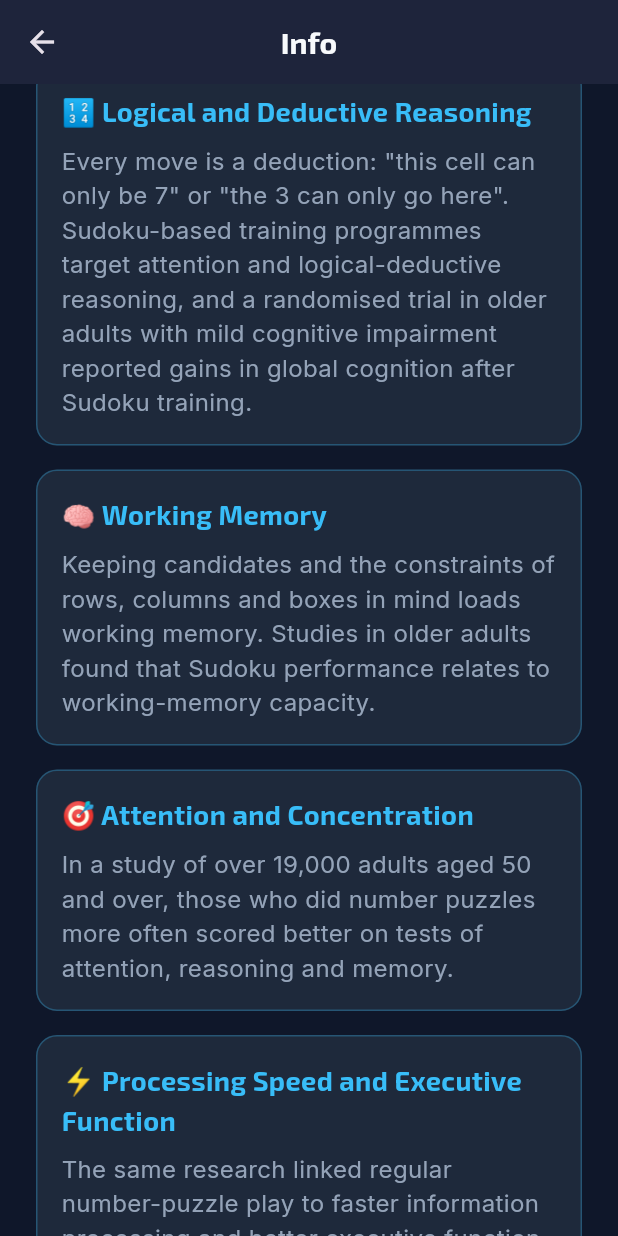
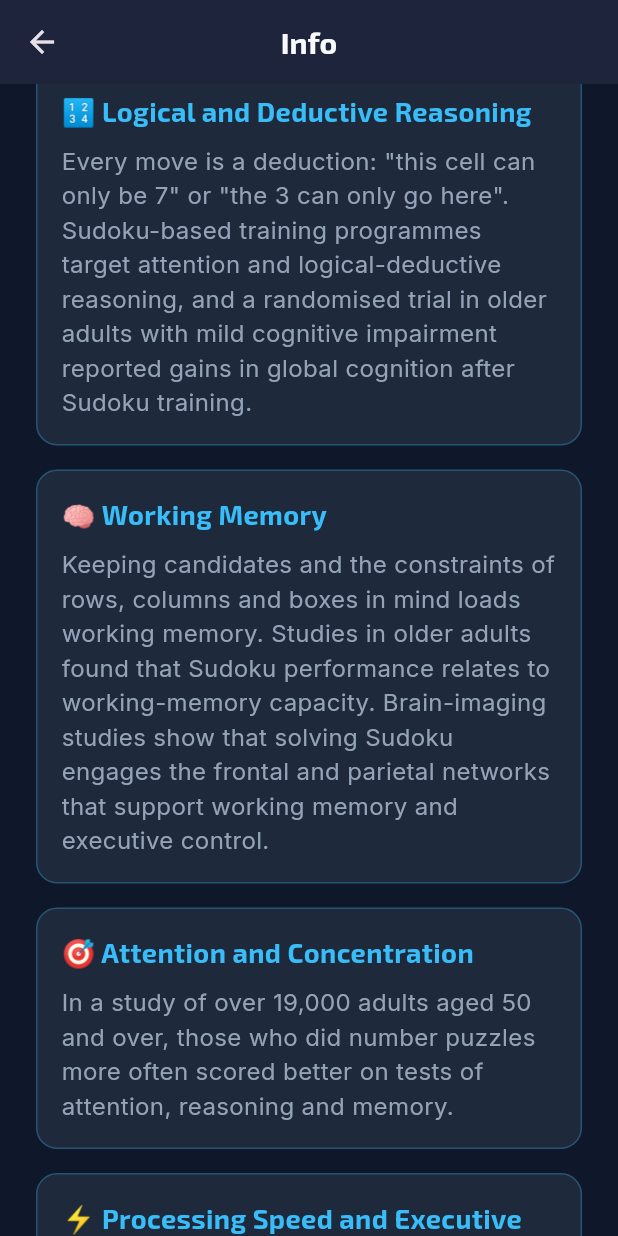
Before and after one commit to pjbelo/sudoku_sagax, a Flutter app: the InfoScreen screen opened directly, scrolled down 576 dp, on a phone screen of 412 x 824 dp. Run offline on Flutter 3.47's test engine with Material 3 defaults, Android fonts, the light colour scheme and no system bars; our stand-ins replace audioplayers, firebase_analytics, firebase_core, firebase_crashlytics, google_fonts, shared_preferences; accounts and stored records are empty.

Commit message:
update research

```diff
--- a/lib/l10n/app_de.arb
+++ b/lib/l10n/app_de.arb
@@ -70,7 +70,7 @@
   "benefit1Title": "🔢 Logisches und Deduktives Denken",
   "benefit1Desc": "Jeder Zug ist eine Schlussfolgerung: „Dieses Feld kann nur eine 7 sein“ oder „Die 3 kann nur hierhin“. Sudoku-basierte Trainingsprogramme zielen auf Aufmerksamkeit und logisch-deduktives Denken, und eine randomisierte Studie mit älteren Menschen mit leichter kognitiver Beeinträchtigung berichtete nach dem Sudoku-Training über Verbesserungen der allgemeinen Kognition.",
   "benefit2Title": "🧠 Arbeitsgedächtnis",
-  "benefit2Desc": "Kandidaten und die Regeln von Zeilen, Spalten und Blöcken im Kopf zu behalten, beansprucht das Arbeitsgedächtnis. Studien mit älteren Erwachsenen zeigten, dass die Sudoku-Leistung mit der Kapazität des Arbeitsgedächtnisses zusammenhängt.",
+  "benefit2Desc": "Kandidaten und die Regeln von Zeilen, Spalten und Blöcken im Kopf zu behalten, beansprucht das Arbeitsgedächtnis. Studien mit älteren Erwachsenen zeigten, dass die Sudoku-Leistung mit der Kapazität des Arbeitsgedächtnisses zusammenhängt. Studien mit bildgebenden Verfahren zeigen, dass das Lösen von Sudoku frontale und parietale Hirnnetzwerke aktiviert, die Arbeitsgedächtnis und exekutive Kontrolle unterstützen.",
   "benefit3Title": "🎯 Aufmerksamkeit und Konzentration",
   "benefit3Desc": "In einer Studie mit über 19.000 Erwachsenen ab 50 Jahren schnitten diejenigen, die häufiger Zahlenrätsel lösten, bei Tests zu Aufmerksamkeit, logischem Denken und Gedächtnis besser ab.",
   "benefit4Title": "⚡ Verarbeitungsgeschwindigkeit und Exekutive Funktionen",
--- a/lib/l10n/app_en.arb
+++ b/lib/l10n/app_en.arb
@@ -110,7 +110,7 @@
   "benefit1Title": "🔢 Logical and Deductive Reasoning",
   "benefit1Desc": "Every move is a deduction: \"this cell can only be 7\" or \"the 3 can only go here\". Sudoku-based training programmes target attention and logical-deductive reasoning, and a randomised trial in older adults with mild cognitive impairment reported gains in global cognition after Sudoku training.",
   "benefit2Title": "🧠 Working Memory",
-  "benefit2Desc": "Keeping candidates and the constraints of rows, columns and boxes in mind loads working memory. Studies in older adults found that Sudoku performance relates to working-memory capacity.",
+  "benefit2Desc": "Keeping candidates and the constraints of rows, columns and boxes in mind loads working memory. Studies in older adults found that Sudoku performance relates to working-memory capacity. Brain-imaging studies show that solving Sudoku engages the frontal and parietal networks that support working memory and executive control.",
   "benefit3Title": "🎯 Attention and Concentration",
   "benefit3Desc": "In a study of over 19,000 adults aged 50 and over, those who did number puzzles more often scored better on tests of attention, reasoning and memory.",
   "benefit4Title": "⚡ Processing Speed and Executive Function",
--- a/lib/l10n/app_es.arb
+++ b/lib/l10n/app_es.arb
@@ -70,7 +70,7 @@
   "benefit1Title": "🔢 Razonamiento Lógico y Deductivo",
   "benefit1Desc": "Cada jugada es una deducción: \"esta celda solo puede ser un 7\" o \"el 3 solo puede ir aquí\". Los programas de entrenamiento basados en Sudoku trabajan la atención y el razonamiento lógico-deductivo, y un ensayo aleatorizado con personas mayores con deterioro cognitivo leve registró mejoras en la cognición global tras entrenar con Sudoku.",
   "benefit2Title": "🧠 Memoria de Trabajo",
-  "benefit2Desc": "Tener presentes los candidatos y las reglas de filas, columnas y cajas exige memoria de trabajo. Estudios con adultos mayores mostraron que el rendimiento en Sudoku está relacionado con la capacidad de la memoria de trabajo.",
+  "benefit2Desc": "Tener presentes los candidatos y las reglas de filas, columnas y cajas exige memoria de trabajo. Estudios con adultos mayores mostraron que el rendimiento en Sudoku está relacionado con la capacidad de la memoria de trabajo. Estudios de neuroimagen muestran que resolver un Sudoku activa las redes frontales y parietales que sostienen la memoria de trabajo y el control ejecutivo.",
   "benefit3Title": "🎯 Atención y Concentración",
   "benefit3Desc": "En un estudio con más de 19 000 adultos de 50 años o más, quienes hacían puzles numéricos con más frecuencia obtuvieron mejores resultados en pruebas de atención, razonamiento y memoria.",
   "benefit4Title": "⚡ Velocidad de Procesamiento y Funciones Ejecutivas",
--- a/lib/l10n/app_fr.arb
+++ b/lib/l10n/app_fr.arb
@@ -70,7 +70,7 @@
   "benefit1Title": "🔢 Raisonnement Logique et Déductif",
   "benefit1Desc": "Chaque coup est une déduction : « cette case ne peut être qu'un 7 » ou « le 3 ne peut aller qu'ici ». Les programmes d'entraînement basés sur le Sudoku ciblent l'attention et le raisonnement logico-déductif, et un essai randomisé chez des personnes âgées présentant un trouble cognitif léger a rapporté des progrès de la cognition globale après un entraînement au Sudoku.",
   "benefit2Title": "🧠 Mémoire de Travail",
-  "benefit2Desc": "Garder en tête les candidats et les contraintes des lignes, colonnes et carrés sollicite la mémoire de travail. Des études chez des adultes âgés ont montré que la performance au Sudoku est liée à la capacité de la mémoire de travail.",
+  "benefit2Desc": "Garder en tête les candidats et les contraintes des lignes, colonnes et carrés sollicite la mémoire de travail. Des études chez des adultes âgés ont montré que la performance au Sudoku est liée à la capacité de la mémoire de travail. Des études d'imagerie cérébrale montrent que résoudre un Sudoku active les réseaux frontaux et pariétaux qui soutiennent la mémoire de travail et le contrôle exécutif.",
   "benefit3Title": "🎯 Attention et Concentration",
   "benefit3Desc": "Dans une étude portant sur plus de 19 000 adultes de 50 ans et plus, ceux qui faisaient le plus souvent des casse-têtes numériques obtenaient de meilleurs résultats aux tests d'attention, de raisonnement et de mémoire.",
   "benefit4Title": "⚡ Vitesse de Traitement et Fonctions Exécutives",
--- a/lib/l10n/app_localizations.dart
+++ b/lib/l10n/app_localizations.dart
@@ -527,7 +527,7 @@ abstract class AppLocalizations {
   /// No description provided for @benefit2Desc.
   ///
   /// In en, this message translates to:
-  /// **'Keeping candidates and the constraints of rows, columns and boxes in mind loads working memory. Studies in older adults found that Sudoku performance relates to working-memory capacity.'**
+  /// **'Keeping candidates and the constraints of rows, columns and boxes in mind loads working memory. Studies in older adults found that Sudoku performance relates to working-memory capacity. Brain-imaging studies show that solving Sudoku engages the frontal and parietal networks that support working memory and executive control.'**
   String get benefit2Desc;
 
   /// No description provided for @benefit3Title.
--- a/lib/l10n/app_localizations_de.dart
+++ b/lib/l10n/app_localizations_de.dart
@@ -243,7 +243,7 @@ class AppLocalizationsDe extends AppLocalizations {
 
   @override
   String get benefit2Desc =>
-      'Kandidaten und die Regeln von Zeilen, Spalten und Blöcken im Kopf zu behalten, beansprucht das Arbeitsgedächtnis. Studien mit älteren Erwachsenen zeigten, dass die Sudoku-Leistung mit der Kapazität des Arbeitsgedächtnisses zusammenhängt.';
+      'Kandidaten und die Regeln von Zeilen, Spalten und Blöcken im Kopf zu behalten, beansprucht das Arbeitsgedächtnis. Studien mit älteren Erwachsenen zeigten, dass die Sudoku-Leistung mit der Kapazität des Arbeitsgedächtnisses zusammenhängt. Studien mit bildgebenden Verfahren zeigen, dass das Lösen von Sudoku frontale und parietale Hirnnetzwerke aktiviert, die Arbeitsgedächtnis und exekutive Kontrolle unterstützen.';
 
   @override
   String get benefit3Title => '🎯 Aufmerksamkeit und Konzentration';
--- a/lib/l10n/app_localizations_en.dart
+++ b/lib/l10n/app_localizations_en.dart
@@ -241,7 +241,7 @@ class AppLocalizationsEn extends AppLocalizations {
 
   @override
   String get benefit2Desc =>
-      'Keeping candidates and the constraints of rows, columns and boxes in mind loads working memory. Studies in older adults found that Sudoku performance relates to working-memory capacity.';
+      'Keeping candidates and the constraints of rows, columns and boxes in mind loads working memory. Studies in older adults found that Sudoku performance relates to working-memory capacity. Brain-imaging studies show that solving Sudoku engages the frontal and parietal networks that support working memory and executive control.';
 
   @override
   String get benefit3Title => '🎯 Attention and Concentration';
--- a/lib/l10n/app_localizations_es.dart
+++ b/lib/l10n/app_localizations_es.dart
@@ -243,7 +243,7 @@ class AppLocalizationsEs extends AppLocalizations {
 
   @override
   String get benefit2Desc =>
-      'Tener presentes los candidatos y las reglas de filas, columnas y cajas exige memoria de trabajo. Estudios con adultos mayores mostraron que el rendimiento en Sudoku está relacionado con la capacidad de la memoria de trabajo.';
+      'Tener presentes los candidatos y las reglas de filas, columnas y cajas exige memoria de trabajo. Estudios con adultos mayores mostraron que el rendimiento en Sudoku está relacionado con la capacidad de la memoria de trabajo. Estudios de neuroimagen muestran que resolver un Sudoku activa las redes frontales y parietales que sostienen la memoria de trabajo y el control ejecutivo.';
 
   @override
   String get benefit3Title => '🎯 Atención y Concentración';
--- a/lib/l10n/app_localizations_fr.dart
+++ b/lib/l10n/app_localizations_fr.dart
@@ -246,7 +246,7 @@ class AppLocalizationsFr extends AppLocalizations {
 
   @override
   String get benefit2Desc =>
-      'Garder en tête les candidats et les contraintes des lignes, colonnes et carrés sollicite la mémoire de travail. Des études chez des adultes âgés ont montré que la performance au Sudoku est liée à la capacité de la mémoire de travail.';
+      'Garder en tête les candidats et les contraintes des lignes, colonnes et carrés sollicite la mémoire de travail. Des études chez des adultes âgés ont montré que la performance au Sudoku est liée à la capacité de la mémoire de travail. Des études d\'imagerie cérébrale montrent que résoudre un Sudoku active les réseaux frontaux et pariétaux qui soutiennent la mémoire de travail et le contrôle exécutif.';
 
   @override
   String get benefit3Title => '🎯 Attention et Concentration';
--- a/lib/l10n/app_localizations_pt.dart
+++ b/lib/l10n/app_localizations_pt.dart
@@ -242,7 +242,7 @@ class AppLocalizationsPt extends AppLocalizations {
 
   @override
   String get benefit2Desc =>
-      'Manter em mente os candidatos e as regras de linhas, colunas e quadrados exige memória de trabalho. Estudos com adultos mais velhos mostraram que o desempenho no Sudoku está relacionado com a capacidade da memória de trabalho.';
+      'Manter em mente os candidatos e as regras de linhas, colunas e quadrados exige memória de trabalho. Estudos com adultos mais velhos mostraram que o desempenho no Sudoku está relacionado com a capacidade da memória de trabalho. Estudos de imagiologia cerebral mostram que resolver Sudoku ativa as redes frontais e parietais que suportam a memória de trabalho e o controlo executivo.';
 
   @override
   String get benefit3Title => '🎯 Atenção e Concentração';
--- a/lib/l10n/app_pt.arb
+++ b/lib/l10n/app_pt.arb
@@ -70,7 +70,7 @@
   "benefit1Title": "🔢 Raciocínio Lógico e Dedutivo",
   "benefit1Desc": "Cada jogada é uma dedução: \"esta célula só pode ser 7\" ou \"o 3 só pode ir aqui\". Os programas de treino baseados em Sudoku trabalham a atenção e o raciocínio lógico-dedutivo, e um ensaio aleatorizado com idosos com défice cognitivo ligeiro registou melhorias na cognição global após o treino com Sudoku.",
   "benefit2Title": "🧠 Memória de Trabalho",
-  "benefit2Desc": "Manter em mente os candidatos e as regras de linhas, colunas e quadrados exige memória de trabalho. Estudos com adultos mais velhos mostraram que o desempenho no Sudoku está relacionado com a capacidade da memória de trabalho.",
+  "benefit2Desc": "Manter em mente os candidatos e as regras de linhas, colunas e quadrados exige memória de trabalho. Estudos com adultos mais velhos mostraram que o desempenho no Sudoku está relacionado com a capacidade da memória de trabalho. Estudos de imagiologia cerebral mostram que resolver Sudoku ativa as redes frontais e parietais que suportam a memória de trabalho e o controlo executivo.",
   "benefit3Title": "🎯 Atenção e Concentração",
   "benefit3Desc": "Num estudo com mais de 19 000 adultos com 50 ou mais anos, quem fazia puzzles numéricos com mais frequência teve melhores resultados em testes de atenção, raciocínio e memória.",
   "benefit4Title": "⚡ Velocidade de Processamento e Funções Executivas",
--- a/lib/screens/info_screen.dart
+++ b/lib/screens/info_screen.dart
@@ -25,6 +25,11 @@ class InfoScreen extends StatefulWidget {
       journal: 'Activities, Adaptation & Aging, 35(3), 241-254',
     ),
     (
+      authors: 'Williams, M. J., Williamson, E. J., & Brooks, S. J. (2026)',
+      title: 'Neural correlates of Sudoku play: a systematic review of brain imaging studies',
+      journal: 'Frontiers in Neuroimaging, 5, 1756394',
+    ),
+    (
       authors: 'Litwin, H., Schwartz, E., & Damri, N. (2017)',
       title: 'Cognitively Stimulating Leisure Activity and Subsequent Cognitive Function: A SHARE-based Analysis',
       journal: 'The Gerontologist, 57(5), 940-948',
@@ -35,7 +40,7 @@ class InfoScreen extends StatefulWidget {
       journal: 'International Journal of Geriatric Psychiatry, 30(4), 422-430',
     ),
     (
-      authors: 'Yu, D., Li, P., Two, W., & Waye, M. (2023)',
+      authors: 'Yu, D., Li, P., Tso, W. W., & Waye, M. (2023)',
       title: 'Effects of Gamified Cognitive Training to Deter the Progression of Mild Cognitive Impairment (Sudoku SMART trial)',
       journal: 'Innovation in Aging, 7(Suppl. 1), 645 — conference abstract; ClinicalTrials.gov NCT04913857',
     ),
```
Also changed, not shown: 3 other files.
